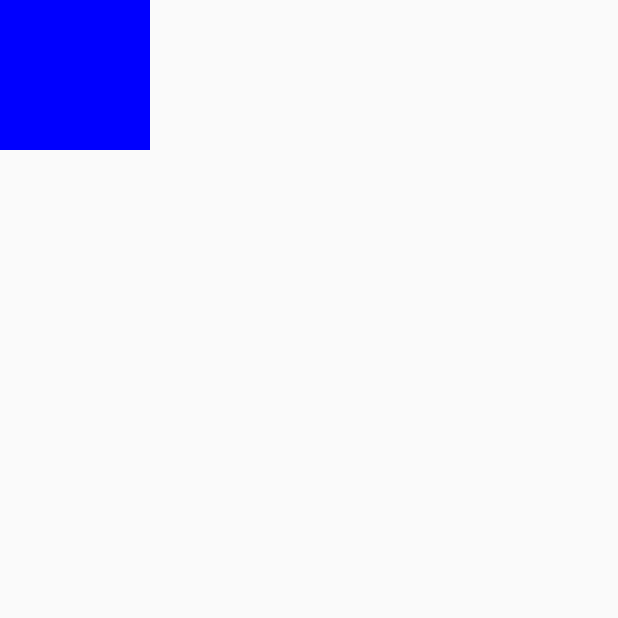
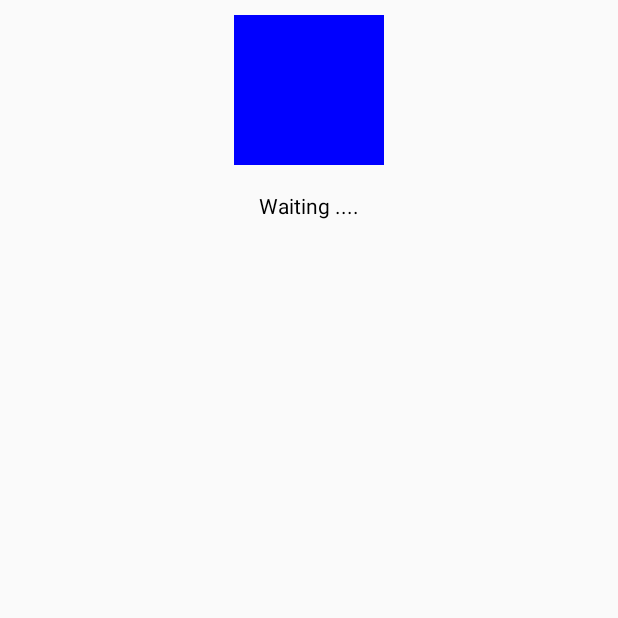
Before and after one commit to vadimsuman55-create/GestureDemo, an Android app built with Jetpack Compose: the screen it shows after launch (MainActivity), on a phone screen of 412 x 824 dp, the top half of it. Run offline under Robolectric (Android 15) with nearby library versions, the phone set to English and light mode, and no system bars.

```diff
--- a/app/src/main/java/com/example/gesturedemo/MainActivity.kt
+++ b/app/src/main/java/com/example/gesturedemo/MainActivity.kt
@@ -47,7 +47,8 @@ class MainActivity : ComponentActivity() {
 
 @Composable
 fun MainScreen(modifier: Modifier = Modifier) {
-    ClickDemo(modifier)
+    // ClickDemo(modifier)
+    TapPressDemo(modifier)
 }
 
 @Composable
@@ -70,6 +71,35 @@ fun ClickDemo(modifier: Modifier = Modifier) {
     )
 }
 
+@Composable
+fun TapPressDemo(modifier: Modifier = Modifier) {
+    var textState by remember {mutableStateOf("Waiting ....")}
+    val tapHandler = { status : String ->
+        textState = status
+    }
+    Column(
+        horizontalAlignment = Alignment.CenterHorizontally,
+        modifier = modifier.fillMaxSize()
+    ) {
+        Box(
+            Modifier
+                .padding(10.dp)
+                .background(Color.Blue)
+                .size(100.dp)
+                .pointerInput(Unit) {
+                    detectTapGestures(
+                        onPress = { tapHandler("onPress Detected") },
+                        onDoubleTap = { tapHandler("onDoubleTap Detected") },
+                        onLongPress = { tapHandler("onLongPress Detected") },
+                        onTap = { tapHandler("onTap Detected") }
+                    )
+                }
+        )
+        Spacer(Modifier.height(10.dp))
+        Text(textState)
+    }
+}
+
 @Preview(showBackground = true)
 @Composable
 fun GreetingPreview() {
```
